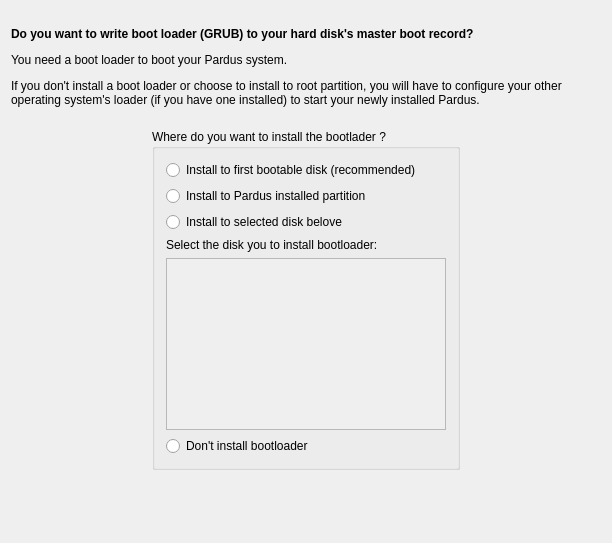
This is yali4/gui/Ui/bootloaderwidget.ui in dadas45li/yali as Qt 5 draws it before an edit. The edited form follows.
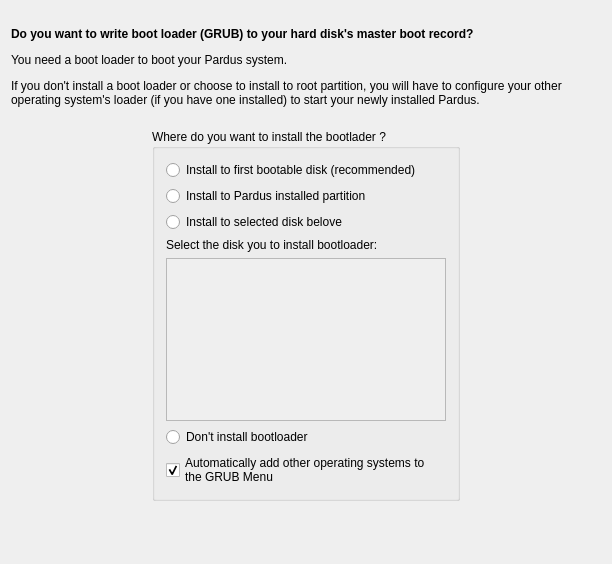
This is the edited form.

Commit message:
* Add checkbox for enable/disable detecting other operating systems for GRUB menu..
BUG:COMMENT:9955

```diff
--- a/yali4/gui/Ui/bootloaderwidget.ui
+++ b/yali4/gui/Ui/bootloaderwidget.ui
@@ -1,12 +1,12 @@
 <ui version="4.0" >
  <class>BootLoaderWidget</class>
- <widget class="QWidget" name="BootLoaderWidget" >
-  <property name="geometry" >
+ <widget class="QWidget" name="BootLoaderWidget">
+  <property name="geometry">
    <rect>
     <x>0</x>
     <y>0</y>
     <width>612</width>
-    <height>543</height>
+    <height>564</height>
    </rect>
   </property>
   <property name="windowTitle" >
@@ -140,6 +140,17 @@
         </property>
        </widget>
       </item>
+      <item>
+       <widget class="QCheckBox" name="autoAddOthers">
+        <property name="text">
+         <string>Automatically add other operating systems to 
+the GRUB Menu</string>
+        </property>
+        <property name="checked">
+         <bool>true</bool>
+        </property>
+       </widget>
+      </item>
      </layout>
     </widget>
    </item>
@@ -177,7 +188,7 @@
    </item>
   </layout>
  </widget>
- <layoutdefault spacing="6" margin="11" />
+ <layoutdefault spacing="6" margin="11"/>
  <pixmapfunction>qPixmapFromMimeSource</pixmapfunction>
  <tabstops>
   <tabstop>installFirstMBR</tabstop>
```
Left out of the diff: 105 changed lines with no effect on the pictures. The commit also changes 3 other files.
